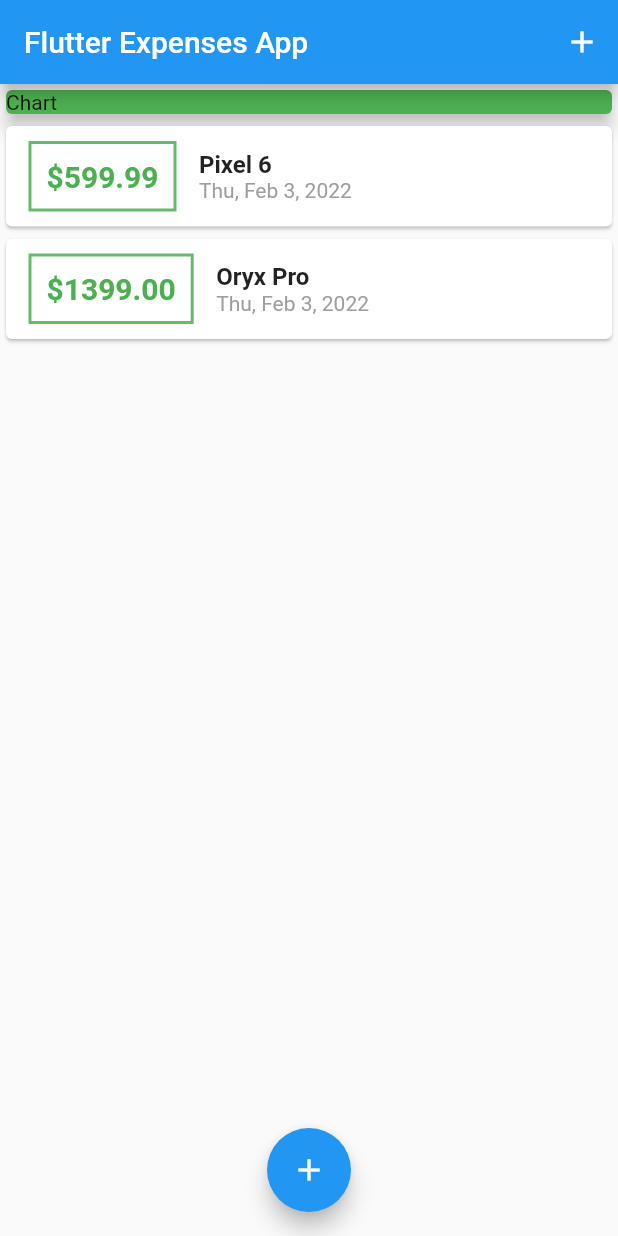
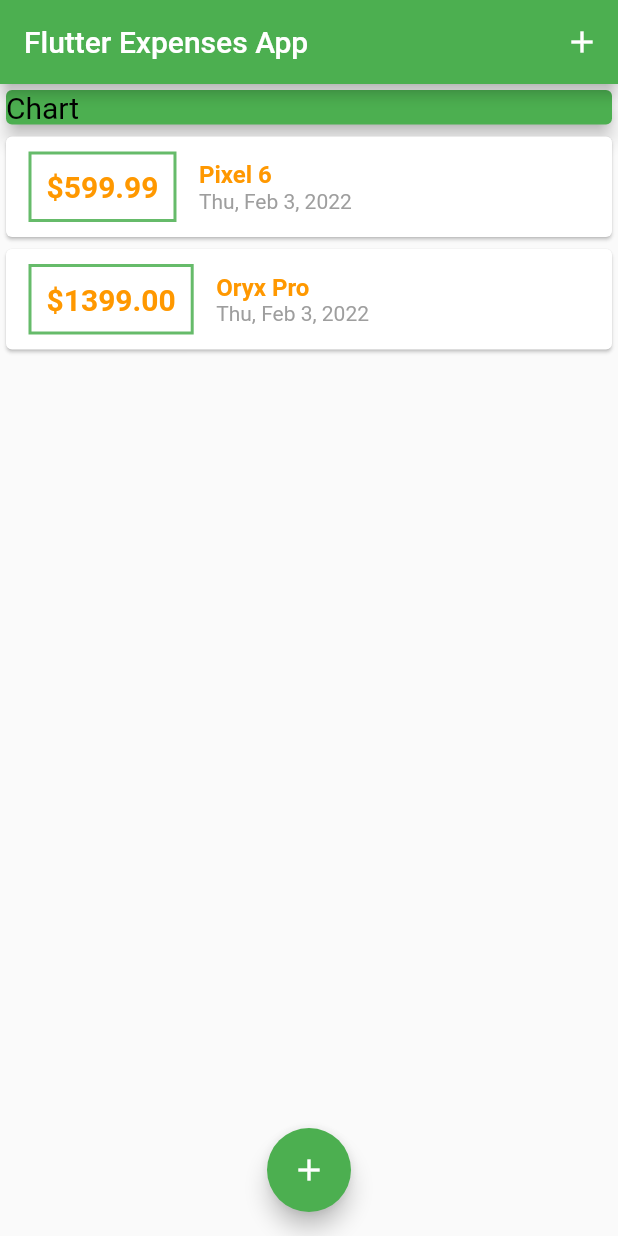
Before and after one commit to sammydeni/flutter_expenses_app, a Flutter app: the screen it shows after launch, on a phone screen of 412 x 824 dp. Run offline on Flutter 3.47's test engine with Material 2 defaults, Android fonts, the light colour scheme and no system bars.

Commit message:
added theme colorscheme

```diff
--- a/lib/main.dart
+++ b/lib/main.dart
@@ -14,9 +14,14 @@
   @override
   Widget build(BuildContext context) {
     return MaterialApp(
-      title: 'Flutter Demo',
+      title: 'Personal Expenses',
       theme: ThemeData(
-        primarySwatch: Colors.blue,
+        primarySwatch: Colors.green, // generate different shades of the color
+        colorScheme: ColorScheme.fromSwatch(primarySwatch: Colors.green)
+            .copyWith(secondary: Colors.orange),
+        textTheme: const TextTheme(
+            bodyText2: TextStyle(color: Colors.orange),
+            headline2: TextStyle(color: Colors.black, fontSize: 20)),
       ),
       home: MyHomePage(),
       debugShowCheckedModeBanner: false,
@@ -70,6 +75,7 @@
         });
   }
 
+  @override
   Widget build(BuildContext context) {
     return Scaffold(
       appBar: AppBar(
@@ -89,8 +95,11 @@
             Container(
               width: double.infinity,
               child: Card(
-                color: Colors.green,
-                child: Text('Chart'),
+                color: Theme.of(context).colorScheme.primary,
+                child: Text(
+                  'Chart',
+                  style: Theme.of(context).textTheme.headline2,
+                ),
                 elevation: 5,
               ),
             ),
@@ -100,6 +109,7 @@
       ),
       floatingActionButtonLocation: FloatingActionButtonLocation.centerFloat,
       floatingActionButton: FloatingActionButton(
+        backgroundColor: Theme.of(context).colorScheme.primary,
         child: const Icon(Icons.add),
         onPressed: () => _startAddNewTransaction(context),
       ),
--- a/lib/widgets/new_transaction.dart
+++ b/lib/widgets/new_transaction.dart
@@ -27,7 +27,7 @@
       enteredAmount,
     );
 
-    Navigator.of(context).pop();
+    Navigator.of(context).pop(); // to close the top screen ( modal )
   }
 
   @override
--- a/lib/widgets/transaction_list.dart
+++ b/lib/widgets/transaction_list.dart
@@ -29,7 +29,6 @@
                   style: const TextStyle(
                     fontWeight: FontWeight.bold,
                     fontSize: 20,
-                    color: Colors.green,
                   ),
                 ),
               ),
```
Also changed, not shown: 2 other files.
